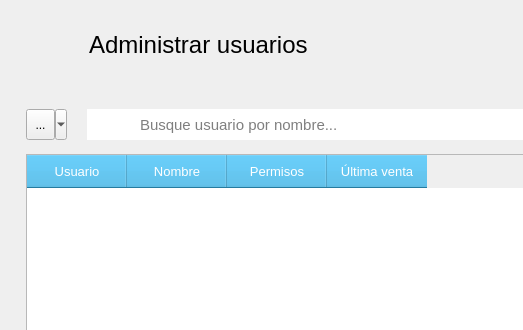
Old version of the form src/AdministrarUsuarios/Ui_AdministrarUsuarios.ui in the repository ivanperez-7/printpos; both pictures show x 0 to 523 and y 0 to 330 of the 1085 by 650 pixel window.
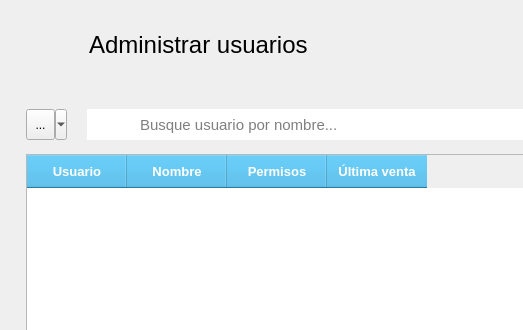
New version of the form. Icons and pictures are not drawn.

```diff
--- a/src/AdministrarUsuarios/Ui_AdministrarUsuarios.ui
+++ b/src/AdministrarUsuarios/Ui_AdministrarUsuarios.ui
@@ -324,13 +324,12 @@
            <widget class="QTableWidget" name="tabla_usuarios">
             <property name="font">
              <font>
-              <family>Arial</family>
               <pointsize>10</pointsize>
              </font>
             </property>
             <property name="styleSheet">
              <string notr="true">QHeaderView::section {
-	font: bold 10pt &quot;Arial&quot;;
+	font: bold 10pt;
 	color: rgb(255, 255, 255);
 	background-color: rgb(52, 172, 224);
 
```
Left out of the diff: 4 changed lines with no effect on the pictures.
